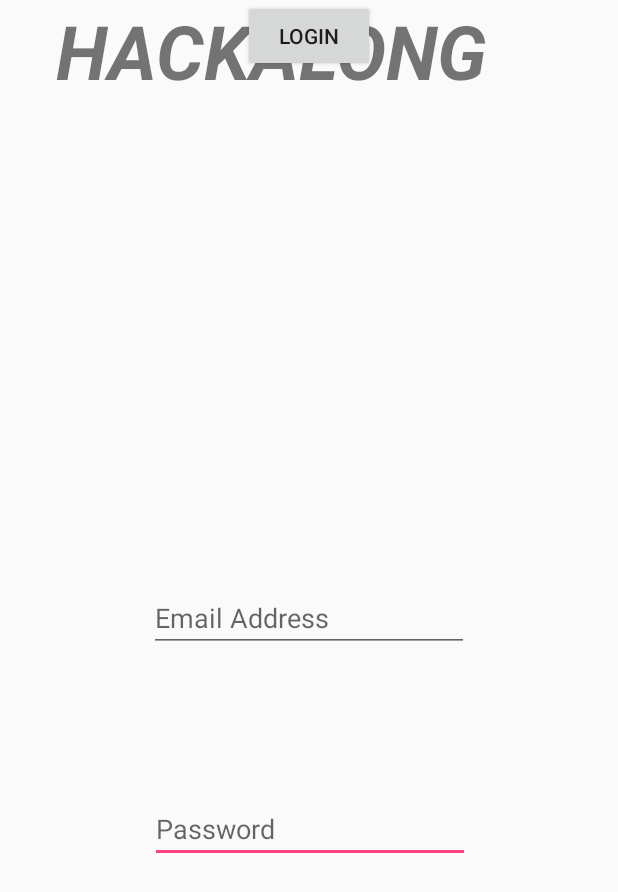
After one commit to devlontechron/450Android-HackAlong, an Android app: the layout fragment_main_page.xml on its own in the app's theme, with its tools: preview values and no code run, on a phone screen of 412 x 824 dp. The commit adds this screen. Shown: the top 892 px of the screen. Run offline under Robolectric (Android 15) with nearby library versions, the phone set to English and light mode, and no system bars.

Commit message:
Initial commit

```diff
--- a/app/build.gradle
+++ b/app/build.gradle
@@ -27,5 +27,6 @@ dependencies {
     compile 'com.android.support:appcompat-v7:25.3.1'
     compile 'com.android.support:design:25.3.1'
     compile 'com.android.support.constraint:constraint-layout:1.0.2'
+    compile 'com.android.support:support-v4:25.3.1'
     testCompile 'junit:junit:4.12'
 }
--- /dev/null
+++ b/app/src/main/res/layout/fragment_main_page.xml
@@ -0,0 +1,56 @@
+<android.support.constraint.ConstraintLayout xmlns:android="http://schemas.android.com/apk/res/android"
+    xmlns:app="http://schemas.android.com/apk/res-auto"
+    xmlns:tools="http://schemas.android.com/tools"
+    android:layout_width="match_parent"
+    android:layout_height="match_parent"
+    tools:context="group6.tcss450.uw.edu.hackalong.MainPage">
+
+    <!-- TODO: Update blank fragment layout -->
+
+    <TextView
+        android:id="@+id/textView2"
+        android:layout_width="362dp"
+        android:layout_height="69dp"
+        android:text="@string/hackalong"
+        android:textAlignment="center"
+        android:textAllCaps="false"
+        android:textSize="50sp"
+        android:textStyle="bold|italic"
+        tools:layout_editor_absoluteX="8dp"
+        tools:layout_editor_absoluteY="8dp" />
+
+    <Button
+        android:id="@+id/button"
+        android:layout_width="wrap_content"
+        android:layout_height="wrap_content"
+        android:text="@string/login"
+        app:layout_constraintLeft_toLeftOf="parent"
+        app:layout_constraintRight_toRightOf="parent"
+        tools:layout_editor_absoluteY="394dp" />
+
+    <EditText
+        android:id="@+id/editText"
+        android:layout_width="wrap_content"
+        android:layout_height="wrap_content"
+        android:ems="10"
+        android:hint="@string/password"
+        android:inputType="textPersonName"
+        app:layout_constraintBottom_toBottomOf="parent"
+        app:layout_constraintHorizontal_bias="0.502"
+        app:layout_constraintLeft_toLeftOf="parent"
+        app:layout_constraintRight_toRightOf="parent"
+        app:layout_constraintTop_toTopOf="parent"
+        app:layout_constraintVertical_bias="0.681" />
+
+    <EditText
+        android:id="@+id/editText2"
+        android:layout_width="wrap_content"
+        android:layout_height="wrap_content"
+        android:ems="10"
+        android:hint="@string/email_address"
+        android:inputType="textPersonName"
+        app:layout_constraintBottom_toBottomOf="parent"
+        app:layout_constraintLeft_toLeftOf="parent"
+        app:layout_constraintRight_toRightOf="parent"
+        app:layout_constraintTop_toTopOf="parent" />
+</android.support.constraint.ConstraintLayout>
--- a/app/src/main/res/values/strings.xml
+++ b/app/src/main/res/values/strings.xml
@@ -5,4 +5,13 @@
     <string name="navigation_drawer_close">Close navigation drawer</string>
 
     <string name="action_settings">Settings</string>
+
+    <!-- TODO: Remove or change this placeholder text -->
+    <string name="hello_blank_fragment">Hello blank fragment</string>
+    <string name="hackalong">HACKALONG</string>
+    <string name="email_address">Email Address</string>
+    <string name="password">Password</string>
+    <string name="login">Login</string>
+    <string name="search">Search for Hackathons...</string>
+
 </resources>
```
Also changed, not shown: app/src/main/java/group6/tcss450/uw/edu/hackalong/MainPage.java (added, +72 -0 lines), app/src/main/java/group6/tcss450/uw/edu/hackalong/Messages.java (added, +72 -0 lines), app/src/main/java/group6/tcss450/uw/edu/hackalong/People.java (added, +72 -0 lines), app/src/main/java/group6/tcss450/uw/edu/hackalong/Profile.java (added, +72 -0 lines), app/src/main/java/group6/tcss450/uw/edu/hackalong/Search.java (added, +72 -0 lines), app/src/main/res/layout/fragment_messages.xml (added, +13 -0 lines), app/src/main/res/layout/fragment_people.xml (added, +13 -0 lines), app/src/main/res/layout/fragment_profile.xml (added, +13 -0 lines), app/src/main/res/layout/fragment_search.xml (added, +20 -0 lines).
